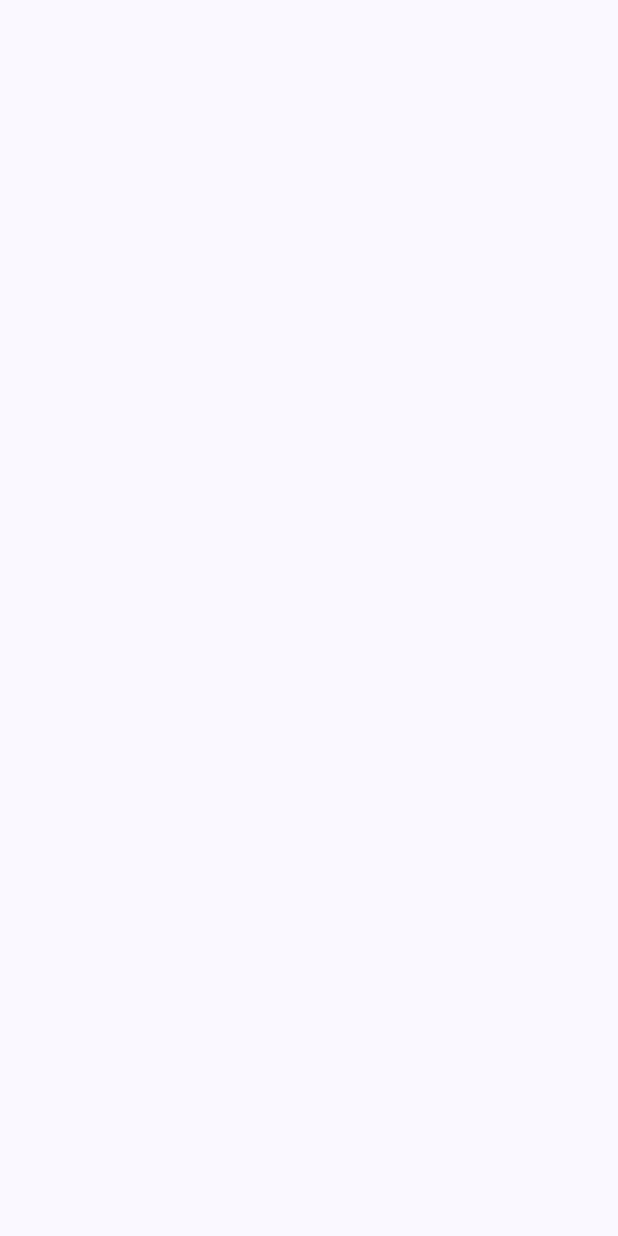
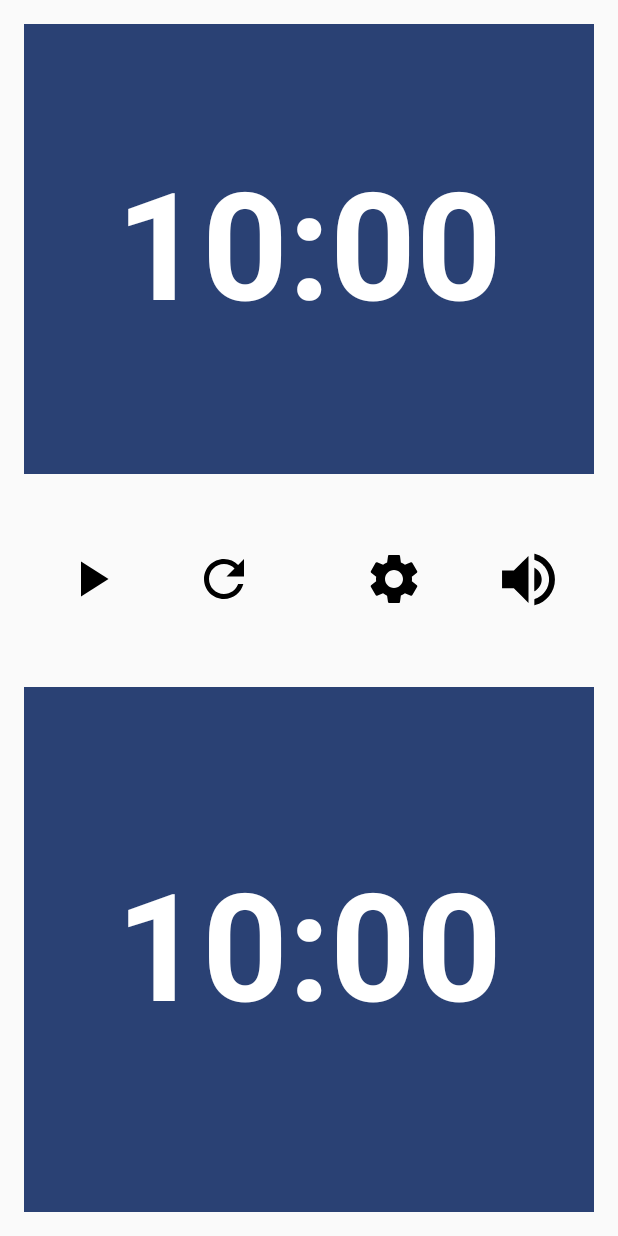
Before and after one commit to chakshuharsh/Chess-clock, an Android app built with Jetpack Compose: the screen it shows after launch (MainActivity), on a phone screen of 412 x 824 dp. Before the commit the screen is empty. Run offline under Robolectric (Android 15) with nearby library versions, the phone set to English and light mode, and no system bars.

Commit message:
HomeScreen UI is developed time buttons and 4 feature buttons-> play/pause, reset,settings and sound added

```diff
--- a/app/build.gradle
+++ b/app/build.gradle
@@ -64,4 +64,5 @@ dependencies {
     androidTestImplementation 'androidx.compose.ui:ui-test-junit4'
     debugImplementation 'androidx.compose.ui:ui-tooling'
     debugImplementation 'androidx.compose.ui:ui-test-manifest'
+    implementation 'androidx.compose.material:material-icons-core'
 }
--- a/app/src/main/AndroidManifest.xml
+++ b/app/src/main/AndroidManifest.xml
@@ -16,6 +16,7 @@
             android:name=".MainActivity"
             android:exported="true"
             android:label="@string/app_name"
+            android:screenOrientation="portrait"
             android:theme="@style/Theme.ChessClock">
             <intent-filter>
                 <action android:name="android.intent.action.MAIN" />
--- /dev/null
+++ b/app/src/main/java/UI/HomeScreen.kt
@@ -0,0 +1,141 @@
+import UI.customShape
+import UI.customTextStyle
+import androidx.compose.foundation.layout.Arrangement
+import androidx.compose.foundation.layout.Arrangement.Absolute.SpaceBetween
+import androidx.compose.foundation.layout.Column
+import androidx.compose.foundation.layout.Row
+import androidx.compose.foundation.layout.Spacer
+import androidx.compose.foundation.layout.fillMaxSize
+import androidx.compose.foundation.layout.fillMaxWidth
+import androidx.compose.foundation.layout.height
+import androidx.compose.foundation.layout.padding
+import androidx.compose.foundation.layout.size
+import androidx.compose.foundation.layout.width
+import androidx.compose.foundation.shape.CornerSize
+import androidx.compose.material.icons.Icons
+import androidx.compose.material.icons.filled.PlayArrow
+import androidx.compose.material.icons.filled.Refresh
+import androidx.compose.material.icons.filled.Settings
+import androidx.compose.material3.Button
+import androidx.compose.material3.ButtonDefaults
+import androidx.compose.material3.Icon
+import androidx.compose.material3.IconButton
+import androidx.compose.material3.MaterialTheme
+import androidx.compose.material3.Text
+import androidx.compose.runtime.Composable
+import androidx.compose.ui.Modifier
+import androidx.compose.ui.graphics.Color
+import androidx.compose.ui.tooling.preview.Preview
+import androidx.compose.ui.unit.dp
+import com.example.chessclock.ui.theme.ChessClockTheme
+import androidx.compose.ui.graphics.vector.ImageVector
+import androidx.compose.ui.res.painterResource
+import com.example.chessclock.R
+
+
+@Composable
+fun HomeScreenApp(){
+    Column( // Column1 starts here
+        modifier = Modifier
+            .fillMaxSize()
+            .padding(16.dp),
+        verticalArrangement = Arrangement.SpaceBetween
+    ){
+
+
+        Button(
+    onClick = { /*TODO*/ },
+            shape = customShape,
+    modifier = Modifier
+        .fillMaxWidth()
+        .height(300.dp)
+
+)
+{
+  Text(
+      text = "10:00",
+  style=customTextStyle
+  )
+}
+Row(
+    horizontalArrangement = Arrangement.SpaceBetween,
+            modifier = Modifier
+                .fillMaxWidth()
+                .height(50.dp)
+){
+    IconButton(
+        onClick = { /* Handle button click here */ },
+        modifier = Modifier.weight(1f)
+    ) {
+        //Text(text = "Play/Pause")
+        Icon(
+            imageVector= Icons.Default.PlayArrow,
+            contentDescription="Play",
+            modifier=Modifier.size(42.dp)
+        )
+    }
+    Spacer(modifier = Modifier.width(1.dp))
+    IconButton(
+        onClick = { /* Handle button click here */ },
+        modifier = Modifier.weight(1f)
+    ) {
+        //Text(text = "Reset")
+        Icon(
+            imageVector= Icons.Default.Refresh,
+            contentDescription="Reset",
+            modifier=Modifier.size(40.dp)
+        )
+    }
+    Spacer(modifier = Modifier.width(25.dp))
+    IconButton(
+        onClick = { /* Handle button click here */ },
+        modifier = Modifier.weight(1f)
+    ) {
+        //Text(text = "Play/Pause")
+        Icon(
+            imageVector= Icons.Default.Settings,
+            contentDescription="Settings",
+            modifier=Modifier.size(40.dp)
+        )
+    }
+    Spacer(modifier = Modifier.width(1.dp))
+
+    IconButton(
+        onClick = { /* Handle button click here */ },
+        modifier = Modifier.weight(1f)
+    ) {
+        Icon(
+            painter = painterResource(id = R.drawable.volumeup), // Use Icons.Default.VolumeUp for the volume icon
+            contentDescription = "Sound",
+            modifier = Modifier.size(35.dp)
+        )
+    }
+
+
+}
+        Button(
+            onClick = { /*TODO*/ },
+            shape = customShape,
+            modifier = Modifier
+                .fillMaxWidth()
+                .height(350.dp)
+        )
+        {
+            Text(
+                text = "10:00",
+            style =customTextStyle
+            )
+        }
+
+   //Column1 Ends here
+    }
+// HomeScreen Function ends here
+}
+
+@Preview
+@Composable
+fun HomeScreenPreview() {
+    ChessClockTheme {
+        HomeScreenApp()
+    }
+}
--- /dev/null
+++ b/app/src/main/java/UI/Shape.kt
@@ -0,0 +1,19 @@
+package UI
+
+import androidx.compose.foundation.shape.CornerBasedShape
+import androidx.compose.foundation.shape.RoundedCornerShape
+import androidx.compose.ui.text.TextStyle
+import androidx.compose.ui.text.font.FontWeight
+import androidx.compose.ui.unit.dp
+import androidx.compose.ui.unit.sp
+
+val customShape: CornerBasedShape = RoundedCornerShape(
+    topStart=0.dp,
+    topEnd = 0.dp,
+    bottomStart =0.dp,
+    bottomEnd =0.dp,
+    )
+val customTextStyle = TextStyle(
+    fontSize = 100.sp,
+    fontWeight = FontWeight.Bold
+)
--- a/app/src/main/java/com/example/chessclock/MainActivity.kt
+++ b/app/src/main/java/com/example/chessclock/MainActivity.kt
@@ -1,5 +1,6 @@
 package com.example.chessclock
 
+import HomeScreenApp
 import android.os.Bundle
 import androidx.activity.ComponentActivity
 import androidx.activity.compose.setContent
@@ -18,12 +19,7 @@ class MainActivity : ComponentActivity() {
         setContent {
             ChessClockTheme {
                 // A surface container using the 'background' color from the theme
-                Surface(
-                    modifier = Modifier.fillMaxSize(),
-                    color = MaterialTheme.colorScheme.background
-                ) {
-
-                }
+              HomeScreenApp()
             }
         }
     }
--- /dev/null
+++ b/app/src/main/res/drawable/volumeup.xml
@@ -0,0 +1,18 @@
+<vector xmlns:android="http://schemas.android.com/apk/res/android"
+    android:width="1024dp"
+    android:height="1024dp"
+    android:viewportWidth="1024"
+    android:viewportHeight="1024">
+  <path
+      android:pathData="M625.7,14.7c-0.4,0.3 -0.7,26.4 -0.7,57.9l0,57.2 9.8,3.2c47.6,15.7 93,40.9 131.9,73.2 16.2,13.4 41.9,39.6 54.8,55.8 47.4,59.3 75.7,127.1 85.2,204 2.4,20.1 2.4,71.7 0,90.5 -12.2,92.8 -50.8,172.1 -114.9,235.6 -42.9,42.6 -92.8,73.7 -151,93.9 -7.5,2.6 -14.1,5.1 -14.7,5.4 -1.7,1.1 -1.5,116.6 0.2,116.6 0.6,-0 7.3,-1.6 14.7,-3.6 106.8,-28.1 200.9,-89.1 269.7,-174.9 108.3,-135 140.5,-315.4 85.8,-480 -38.5,-115.7 -117,-213.4 -222.5,-277 -16.8,-10.1 -55.2,-29.2 -72,-35.8 -17.5,-6.9 -36.8,-13.4 -54.4,-18.3 -15.5,-4.3 -20.5,-5.1 -21.9,-3.7z"
+      android:fillColor="#000000"
+      android:strokeColor="#00000000"/>
+  <path
+      android:pathData="M370,198.5l-141.5,141.5 -113.7,-0 -113.8,-0 0,170.5 0,170.5 113.7,-0 113.8,-0 141.7,141.7 141.8,141.8 0,-453.8c0,-249.5 -0.1,-453.7 -0.3,-453.7 -0.1,-0 -63.9,63.7 -141.7,141.5z"
+      android:fillColor="#000000"
+      android:strokeColor="#00000000"/>
+  <path
+      android:pathData="M625.7,283.7c-1,0.9 -0.9,455.3 0.1,455.3 1.2,-0 20.2,-10.9 27.6,-16 44.4,-30 79.6,-74.2 97.4,-122.5 12.5,-33.7 16.9,-60.3 15.9,-96.4 -1.1,-39.8 -8.6,-70.8 -25.7,-105.6 -23.1,-47 -58.1,-83.9 -104.5,-110.4 -9.3,-5.3 -9.8,-5.5 -10.8,-4.4z"
+      android:fillColor="#000000"
+      android:strokeColor="#00000000"/>
+</vector>
```
